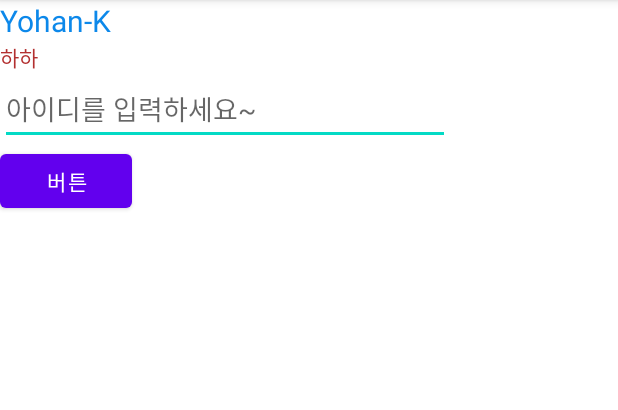
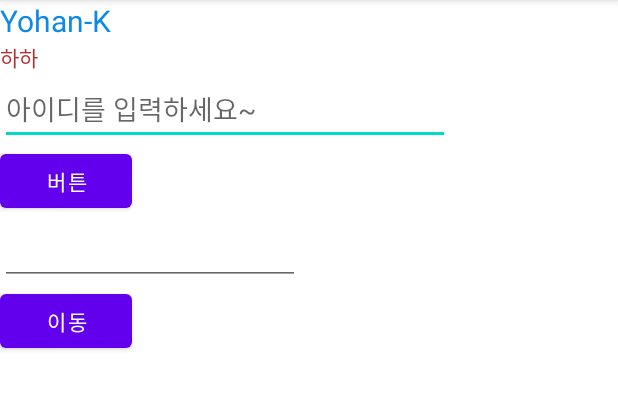
Before and after one commit to Yohan-K/Study_Andriod, an Android app: the screen it shows after launch (MainActivity), on a phone screen of 412 x 824 dp, the part 84-494 px from its top. Run offline under Robolectric (Android 15) with nearby library versions, the phone set to English and light mode, and no system bars.

Commit message:
1. startActivity에 Intent를 담아 액티비티 이동(Main -> Sub) 2. Activity시 putExtra로 String 데이터 넘기기(Main -> Sub)

```diff
--- a/app/src/main/AndroidManifest.xml
+++ b/app/src/main/AndroidManifest.xml
@@ -9,6 +9,7 @@
         android:roundIcon="@mipmap/ic_launcher_round"
         android:supportsRtl="true"
         android:theme="@style/Theme.Study_Andriod">
+        <activity android:name=".SubActivity"></activity>
         <activity android:name=".MainActivity">
             <intent-filter>
                 <action android:name="android.intent.action.MAIN" />
--- a/app/src/main/java/com/example/study_andriod/MainActivity.java
+++ b/app/src/main/java/com/example/study_andriod/MainActivity.java
@@ -2,6 +2,7 @@ package com.example.study_andriod;
 
 import androidx.appcompat.app.AppCompatActivity;
 
+import android.content.Intent;
 import android.os.Bundle;
 import android.view.View;
 import android.widget.Button;
@@ -11,6 +12,9 @@ public class MainActivity extends AppCompatActivity {
 
     EditText et_id;
     Button btn_test;
+    private Button btn_move;
+    private EditText et_test;
+    private String str;
 
     @Override
     protected void onCreate(Bundle savedInstanceState) {
@@ -19,6 +23,8 @@ public class MainActivity extends AppCompatActivity {
 
         et_id = findViewById(R.id.et_id);
         btn_test = findViewById(R.id.btn_test);
+        btn_move = findViewById(R.id.btn_move);
+        et_test = findViewById(R.id.et_test);
 
         btn_test.setOnClickListener(new View.OnClickListener() {
             @Override
@@ -26,5 +32,16 @@ public class MainActivity extends AppCompatActivity {
                 et_id.setText("요한K");
             }
         });
+
+        btn_move.setOnClickListener(new View.OnClickListener() {
+            @Override
+            public void onClick(View v) {
+                str = et_test.getText().toString();
+                // 페이지 이동
+                Intent intent = new Intent(MainActivity.this, SubActivity.class);
+                intent.putExtra("str", str);
+                startActivity(intent); // 액티비티 이동
+            }
+        });
     }
 }
--- a/app/src/main/res/layout/activity_main.xml
+++ b/app/src/main/res/layout/activity_main.xml
@@ -19,6 +19,7 @@
         android:layout_height="wrap_content"
         android:textColor="#B33030"
         android:text="하하" />
+
     <EditText
         android:id="@+id/et_id"
         android:layout_width="300dp"
@@ -31,4 +32,14 @@
         android:layout_height="wrap_content"
         android:text="버튼" />
 
+    <EditText
+        android:id="@+id/et_test"
+        android:layout_width="200dp"
+        android:layout_height="wrap_content" />
+
+    <Button
+        android:id="@+id/btn_move"
+        android:layout_width="wrap_content"
+        android:layout_height="wrap_content"
+        android:text="이동" />
 </LinearLayout>
```
Also changed, not shown: app/src/main/java/com/example/study_andriod/SubActivity.java (added, +27 -0 lines), app/src/main/res/layout/activity_sub.xml (added, +16 -0 lines).
